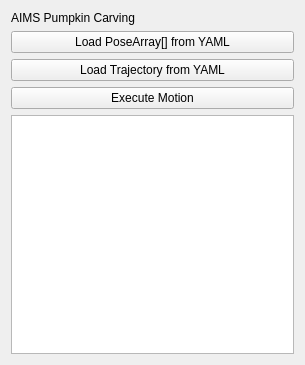
Qt form pumpkin_bt_application/src/pumpkin.ui (SamanthaSmith04/pumpkin_carving) before a commit.
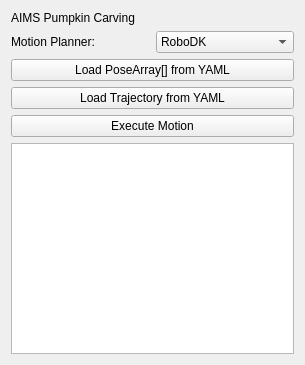
The same form after that commit.

Commit message: Added Robodk support for motion planning

What changed in the file:
```diff
--- a/pumpkin_bt_application/src/pumpkin.ui
+++ b/pumpkin_bt_application/src/pumpkin.ui
@@ -21,6 +21,31 @@
      </property>
     </widget>
    </item>
+   <item>
+    <layout class="QHBoxLayout" name="horizontalLayout">
+     <item>
+      <widget class="QLabel" name="label_2">
+       <property name="text">
+        <string>Motion Planner:</string>
+       </property>
+      </widget>
+     </item>
+     <item>
+      <widget class="QComboBox" name="motion_planner_combo_box">
+       <item>
+        <property name="text">
+         <string>RoboDK</string>
+        </property>
+       </item>
+       <item>
+        <property name="text">
+         <string>Tesseract</string>
+        </property>
+       </item>
+      </widget>
+     </item>
+    </layout>
+   </item>
    <item>
     <widget class="QPushButton" name="load_poses_from_file_push_button">
      <property name="text">
```
The commit also changes 8 other files.
